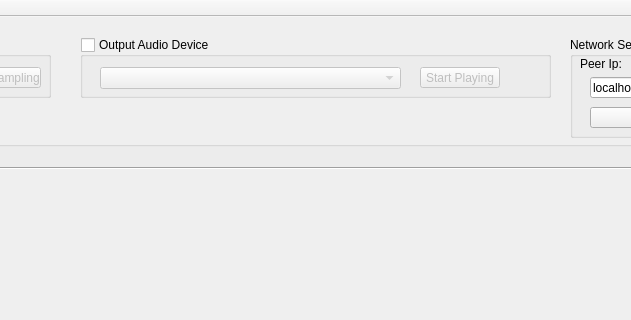
The window that mainwindow.ui (scyphio122/Live_Audio_Streaming_App) describes before a commit, drawn with Qt 5; both pictures show x 390 to 1021 and y 0 to 320 of the 1263 by 797 pixel window.
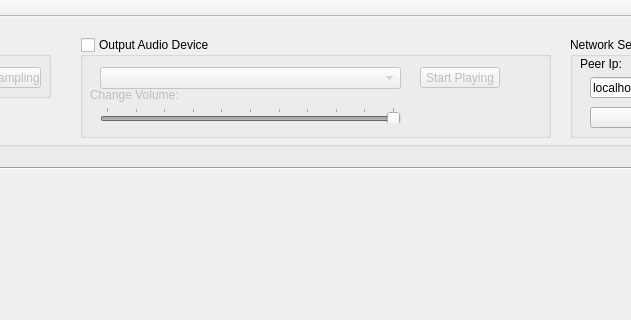
The same window after the commit.

The edit to the form file:
```diff
--- a/mainwindow.ui
+++ b/mainwindow.ui
@@ -65,7 +65,7 @@
       <x>470</x>
       <y>20</y>
       <width>471</width>
-      <height>61</height>
+      <height>101</height>
      </rect>
     </property>
     <property name="title">
@@ -100,6 +100,44 @@
       <string>Start Playing</string>
      </property>
     </widget>
+    <widget class="QSlider" name="hSlider_outputVolume">
+     <property name="geometry">
+      <rect>
+       <x>20</x>
+       <y>70</y>
+       <width>301</width>
+       <height>16</height>
+      </rect>
+     </property>
+     <property name="maximum">
+      <number>100</number>
+     </property>
+     <property name="value">
+      <number>100</number>
+     </property>
+     <property name="orientation">
+      <enum>Qt::Horizontal</enum>
+     </property>
+     <property name="tickPosition">
+      <enum>QSlider::TicksAbove</enum>
+     </property>
+     <property name="tickInterval">
+      <number>10</number>
+     </property>
+    </widget>
+    <widget class="QLabel" name="label">
+     <property name="geometry">
+      <rect>
+       <x>10</x>
+       <y>50</y>
+       <width>101</width>
+       <height>16</height>
+      </rect>
+     </property>
+     <property name="text">
+      <string>Change Volume:</string>
+     </property>
+    </widget>
    </widget>
    <widget class="QGroupBox" name="gB_visualization">
     <property name="geometry">
```
